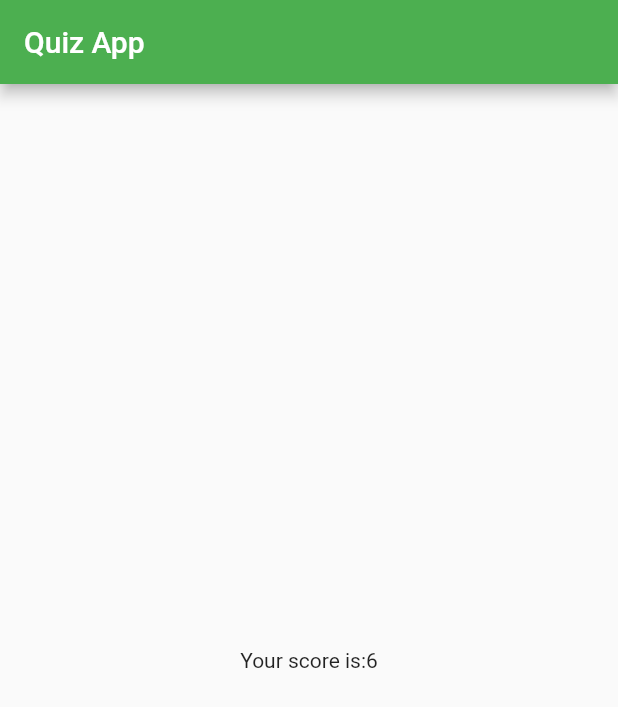
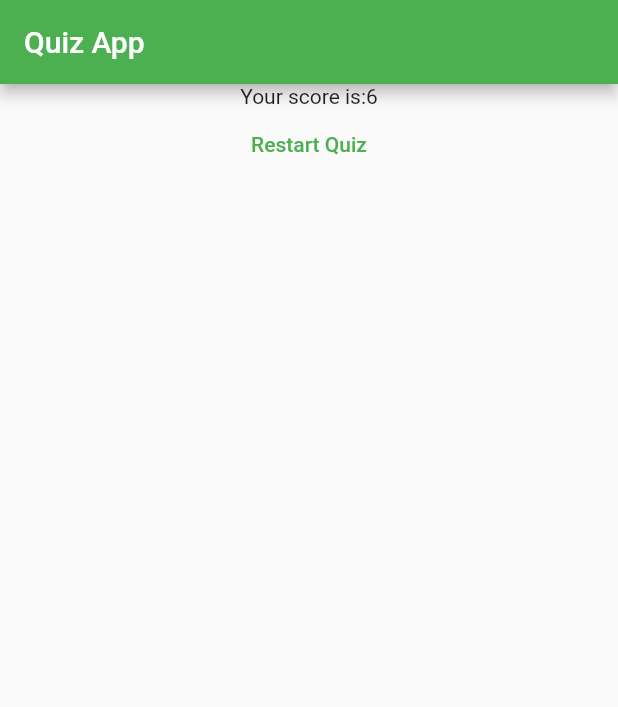
Before and after one commit to jinyongnan810/flutter-quiz-app, a Flutter app: the screen it shows after launch, after a tap on "A1-1", after a tap on "A2-2", after a tap on "A3-3", on a phone screen of 412 x 824 dp. Shown: the top 707 px of the screen. Run offline on Flutter 3.47's test engine with Material 2 defaults, Android fonts, the phone set to English and light mode, and no system bars.

Commit message:
restart quiz

```diff
--- a/lib/main.dart
+++ b/lib/main.dart
@@ -32,6 +32,13 @@ class _MyAppState extends State<MyApp> {
     });
   }
 
+  void _restart() {
+    setState(() {
+      _questionIndex = 0;
+      _totalScore = 0;
+    });
+  }
+
   @override
   Widget build(BuildContext context) {
     return MaterialApp(
@@ -48,7 +55,10 @@ class _MyAppState extends State<MyApp> {
                   qas: _qas,
                   questionIndex: _questionIndex,
                   onAnswerSelected: _onAnswerSelected)
-              : Result(totalScore: _totalScore),
+              : Result(
+                  totalScore: _totalScore,
+                  reset: _restart,
+                ),
         ));
   }
 }
--- a/lib/result.dart
+++ b/lib/result.dart
@@ -2,13 +2,20 @@ import 'package:flutter/material.dart';
 
 class Result extends StatelessWidget {
   int totalScore;
-  Result({required this.totalScore});
+  VoidCallback reset;
+  Result({required this.totalScore, required this.reset});
   String get scorePhrase {
     return 'Your score is:$totalScore';
   }
 
   @override
   Widget build(BuildContext context) {
-    return Center(child: Text(scorePhrase));
+    return Center(
+        child: Column(
+      children: [
+        Text(scorePhrase),
+        TextButton(onPressed: this.reset, child: Text('Restart Quiz'))
+      ],
+    ));
   }
 }
```
